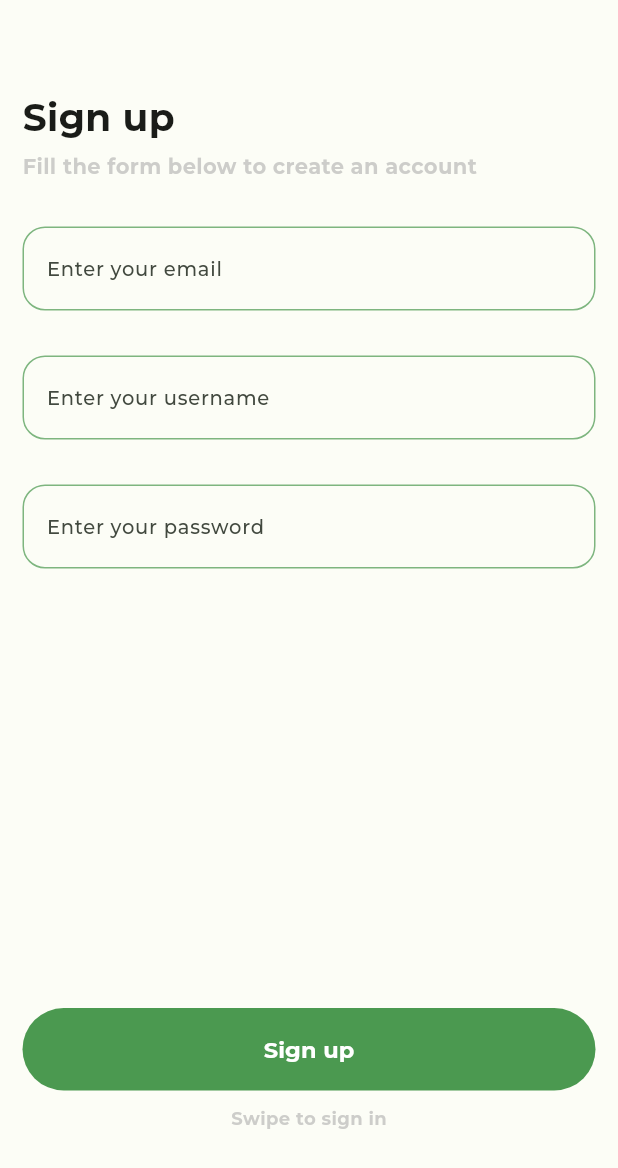
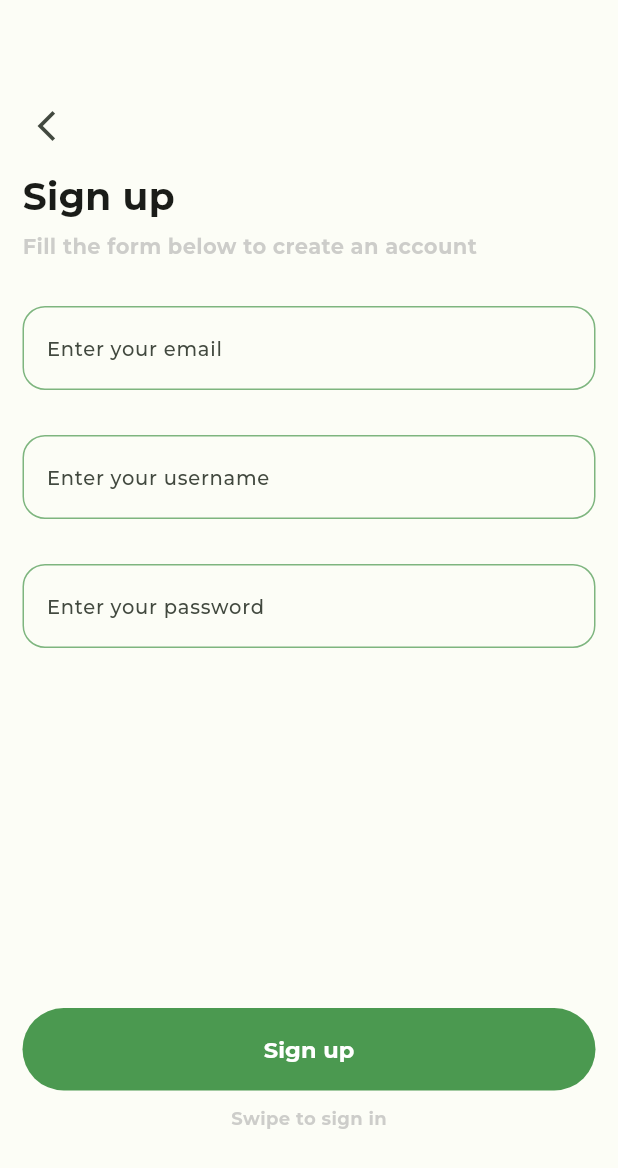
Before and after one commit to juliusfaj/News-App, a Flutter app: the screen it shows after launch, after a tap on "Log in to my account", on a phone screen of 412 x 824 dp. Shown: the top 1168 px of the screen. Run offline on Flutter 3.47's test engine with Material 3 defaults, Android fonts, the phone set to English and light mode, and no system bars; our stand-ins replace get, icons_plus; missing offline and left inert: collapsible_app_bar; project files that could hold a hidden picture were left out.

Commit message:
code update

```diff
--- a/lib/screens/home_screen.dart
+++ b/lib/screens/home_screen.dart
@@ -57,7 +57,7 @@ class HomeScreen extends StatelessWidget {
         crossAxisAlignment: CrossAxisAlignment.start,
         children: [
           const SizedBox(height: 20,),
-          const SectionTitle(text: 'breaking news',),
+          SectionTitle(text: 'breaking news', onPressed: (){Get.to(const ViewRecommendationsPage());},),
           const SizedBox(height: 20,),
           PageSlider(images: images),
           const SizedBox(height: 30,),
--- a/lib/screens/sign_in.dart
+++ b/lib/screens/sign_in.dart
@@ -1,4 +1,6 @@
 import 'package:flutter/material.dart';
+import 'package:get/get.dart';
+import 'package:get/get_core/src/get_main.dart';
 import 'package:newsapp/helpers/utils.dart';
 import 'package:newsapp/widgets/app_button.dart';
 
@@ -19,6 +21,8 @@ class SignIn extends StatelessWidget {
                 crossAxisAlignment: CrossAxisAlignment.start,
                 children: [
                   const SizedBox(height: 60,),
+                  IconButton(alignment: Alignment.centerLeft,padding: EdgeInsets.zero,onPressed: (){Get.back();}, icon: Icon(Icons.arrow_back_ios_new)),
+                  const SizedBox(height: 5,),
                   const Text('Sign up', style: TextStyle(
                     fontWeight: FontWeight.bold,
                     fontSize: 25,
@@ -106,6 +110,8 @@ class SignIn extends StatelessWidget {
                 crossAxisAlignment: CrossAxisAlignment.start,
                 children: [
                   const SizedBox(height: 60,),
+                  IconButton(alignment: Alignment.centerLeft,padding: EdgeInsets.zero,onPressed: (){Get.back();}, icon: Icon(Icons.arrow_back_ios_new)),
+                  const SizedBox(height: 5,),
                   const Text('Sign In', style: TextStyle(
                     fontWeight: FontWeight.bold,
                     fontSize: 25,
```
